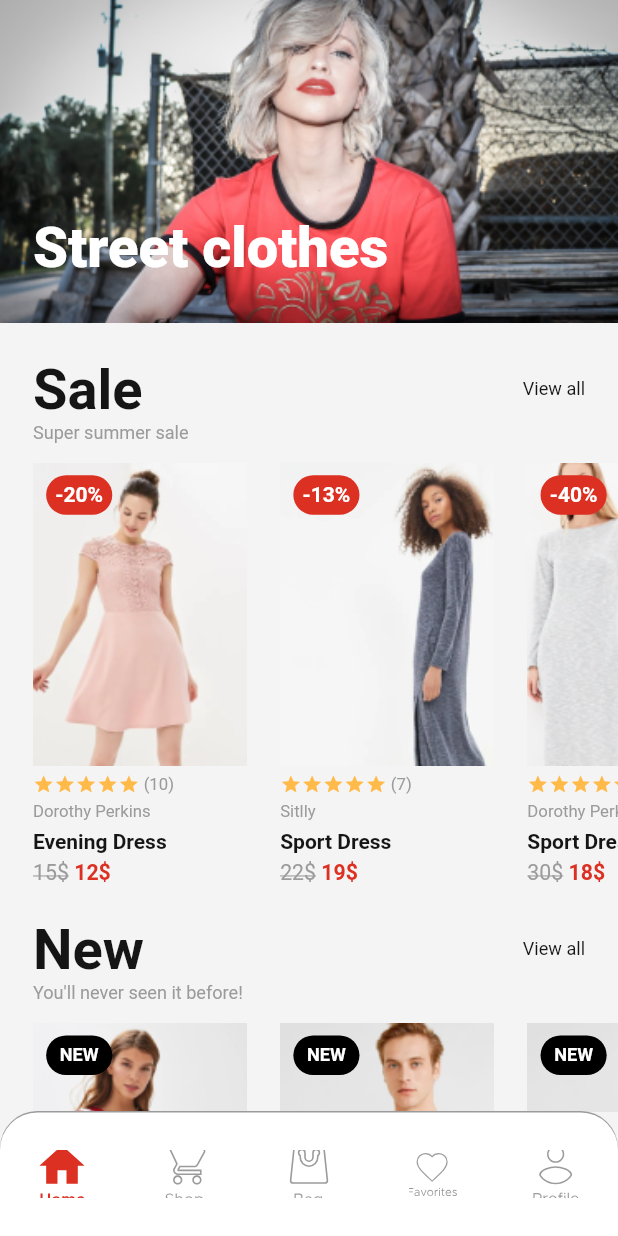
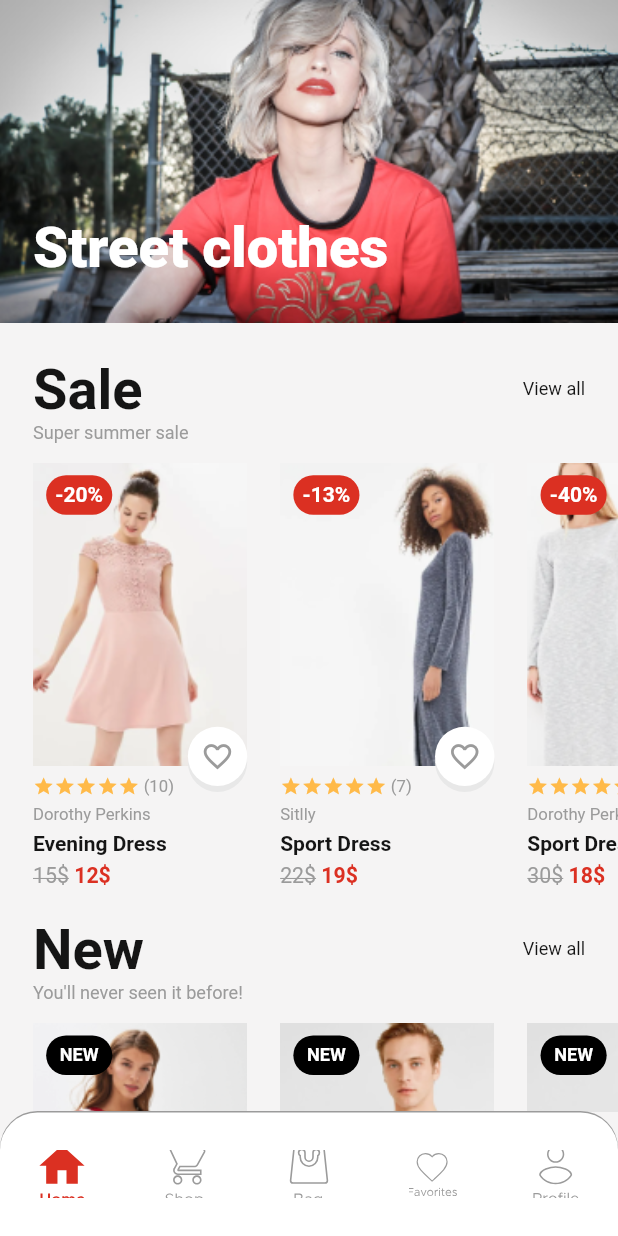
Before and after one commit to troqphuc147/e_commerce_ui, a Flutter app: the HomeScreen screen opened directly, on a phone screen of 412 x 824 dp. Run offline on Flutter 3.47's test engine with Material 2 defaults, Android fonts, the phone set to English and light mode, and no system bars; drawn by our look-alikes of flutter_rating_bar; our stand-ins replace flutter_svg; Roboto replaces fonts that are missing (Metropolis).

Commit message:
Update product card

```diff
--- a/lib/components/like_button.dart
+++ b/lib/components/like_button.dart
@@ -18,24 +18,32 @@ class _LikeButtonState extends State<LikeButton> {
       height: getProportionateScreenWidth(36),
       width: getProportionateScreenWidth(36),
       decoration: BoxDecoration(
+          color: Colors.white,
           borderRadius: BorderRadius.circular(50),
-      ),
+          boxShadow: const [
+            BoxShadow(
+              offset: Offset(0, 4),
+              color: Color(0xffe8e8e8),
+            )
+          ]),
       child: Center(
           child: IconButton(
               padding: EdgeInsets.zero,
               onPressed: () {
                 setState(() {
-                like != like;
+                  like = !like;
                 });
               },
-            icon: SvgPicture.asset(
-              "assets/icons/heart.svg",
-              color: like ? kPrimaryColor : Colors.white,
-              fit: BoxFit.cover,
-              height: getProportionateScreenWidth(36),
-              width: getProportionateScreenWidth(36),
-            )),
-      ),
+              iconSize: getProportionateScreenWidth(20),
+              icon: like
+                  ? const Icon(
+                      Icons.favorite,
+                      color: kPrimaryColor,
+                    )
+                  : const Icon(
+                      Icons.favorite_outline,
+                      color: kPrimarySecondColor,
+                    ))),
     );
   }
 }
--- a/lib/components/new_product_cart.dart
+++ b/lib/components/new_product_cart.dart
@@ -1,3 +1,4 @@
+import 'package:e_commerce_ui/components/like_button.dart';
 import 'package:e_commerce_ui/constants.dart';
 import 'package:e_commerce_ui/models/Product.dart';
 import 'package:flutter/material.dart';
@@ -21,10 +22,15 @@ class _NewProductCard extends State<NewProductCard> {
       child: Padding(
         padding: EdgeInsets.only(right: getProportionateScreenWidth(20)),
         child: SingleChildScrollView(
-          //physics: const NeverScrollableScrollPhysics(),
+          physics: const NeverScrollableScrollPhysics(),
           child: Column(
             mainAxisAlignment: MainAxisAlignment.start,
             crossAxisAlignment: CrossAxisAlignment.start,
+            children: [
+              SizedBox(
+                height: SizeConfig.screenWidth * 203 / 375,
+                width: SizeConfig.screenWidth * 148 / 375,
+                child: Stack(
                   children: [
                     Container(
                       height: SizeConfig.screenWidth * 184 / 375,
@@ -60,9 +66,14 @@ class _NewProductCard extends State<NewProductCard> {
                         ],
                       ),
                     ),
-              const SizedBox(
-                height: 5,
-              ),
+                    Positioned(
+                        right: 0,
+                        bottom: getProportionateScreenWidth(7),
+                        child: const LikeButton()),
+                    Column(
+                      mainAxisAlignment: MainAxisAlignment.end,
+                      crossAxisAlignment: CrossAxisAlignment.start,
+                      children: [
                         Row(
                           children: [
                             RatingBar(
@@ -93,6 +104,11 @@ class _NewProductCard extends State<NewProductCard> {
                                   fontSize: getProportionateScreenHeight(11)),
                             )
                           ],
+                        ),
+                      ],
+                    )
+                  ],
+                ),
               ),
               const SizedBox(
                 height: 5,
--- a/lib/components/product_cart.dart
+++ b/lib/components/product_cart.dart
@@ -1,3 +1,4 @@
+import 'package:e_commerce_ui/components/like_button.dart';
 import 'package:e_commerce_ui/constants.dart';
 import 'package:e_commerce_ui/models/Product.dart';
 import 'package:flutter/material.dart';
@@ -25,6 +26,11 @@ class _ProductCardState extends State<ProductCard> {
           child: Column(
             mainAxisAlignment: MainAxisAlignment.start,
             crossAxisAlignment: CrossAxisAlignment.start,
+            children: [
+              SizedBox(
+                height: SizeConfig.screenWidth * 203 / 375,
+                width: SizeConfig.screenWidth * 148 / 375,
+                child: Stack(
                   children: [
                     Container(
                       height: SizeConfig.screenWidth * 184 / 375,
@@ -58,16 +64,22 @@ class _ProductCardState extends State<ProductCard> {
                                         .toString() +
                                     "%",
                                 style: const TextStyle(
-                              color: Colors.white, fontWeight: FontWeight.w600),
+                                    color: Colors.white,
+                                    fontWeight: FontWeight.w600),
                               ),
                             ),
                           ),
                         ],
                       ),
                     ),
-              const SizedBox(
-                height: 5,
-              ),
+                    Positioned(
+                        right: 0,
+                        bottom: getProportionateScreenWidth(7),
+                        child: const LikeButton()),
+                    Column(
+                      mainAxisAlignment: MainAxisAlignment.end,
+                      crossAxisAlignment: CrossAxisAlignment.start,
+                      children: [
                         Row(
                           children: [
                             RatingBar(
@@ -98,6 +110,11 @@ class _ProductCardState extends State<ProductCard> {
                                   fontSize: getProportionateScreenHeight(11)),
                             )
                           ],
+                        ),
+                      ],
+                    )
+                  ],
+                ),
               ),
               const SizedBox(
                 height: 5,
@@ -130,7 +147,7 @@ class _ProductCardState extends State<ProductCard> {
                     ),
                   ),
                   Text(
-                    " "+widget.product.salePrice.toInt().toString() + "\$",
+                    " " + widget.product.salePrice.toInt().toString() + "\$",
                     style: TextStyle(
                         color: kPrimaryColor,
                         fontSize: getProportionateScreenHeight(14),
--- /dev/null
+++ b/lib/screens/bag/components/body.dart
@@ -0,0 +1,20 @@
+import 'package:e_commerce_ui/components/like_button.dart';
+import 'package:flutter/material.dart';
+class Body extends StatefulWidget {
+  const Body({Key? key}) : super(key: key);
+
+  @override
+  _BodyState createState() => _BodyState();
+}
+
+class _BodyState extends State<Body> {
+  @override
+  Widget build(BuildContext context) {
+    return Container(
+      child: Center(
+        child: LikeButton(
+        ),
+      ),
+    );
+  }
+}
```
Also changed, not shown: lib/components/custom_bottom_nav__bar.dart (+7 -1 lines), lib/screens/bag/bag_screen.dart (added, +20 -0 lines). Lines whose indentation alone changed are shown as unchanged.
